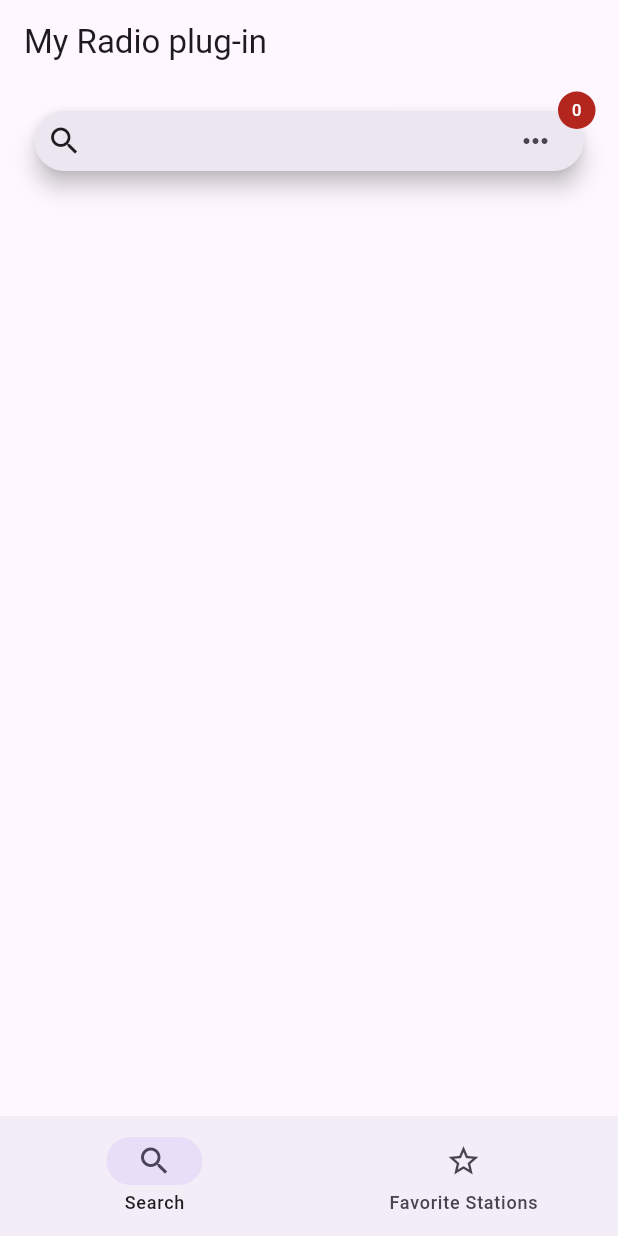
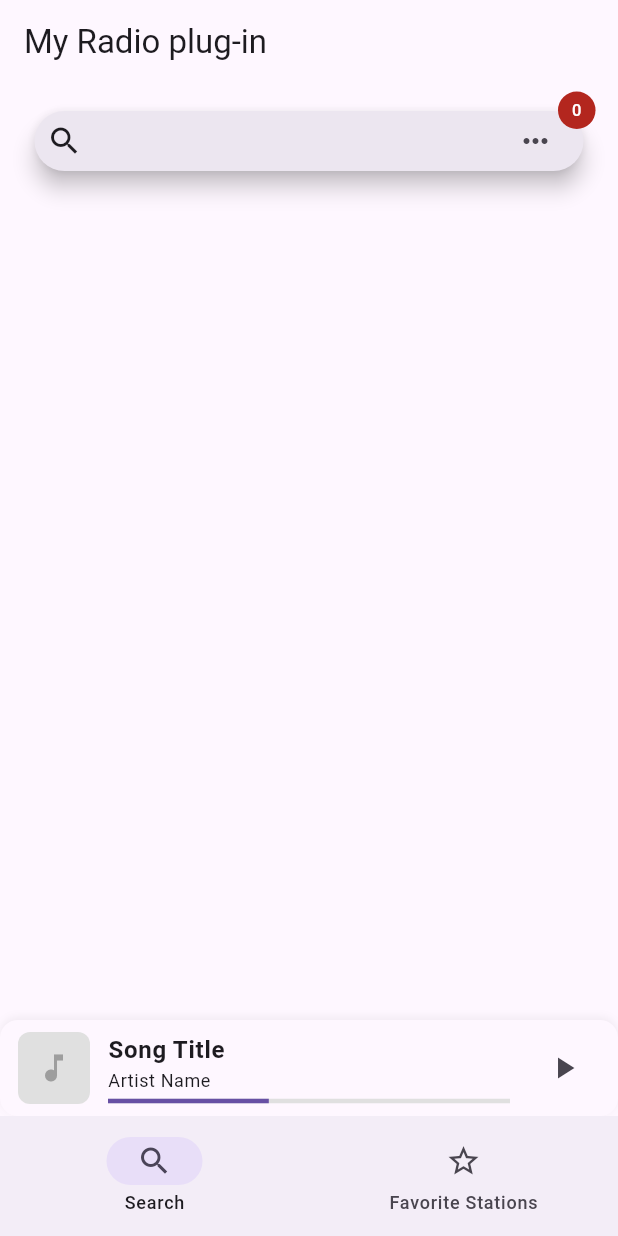
Before and after one commit to enricmacias/radio_star, a Flutter app: the screen it shows after launch, on a phone screen of 412 x 824 dp. Run offline on Flutter 3.47's test engine with Material 3 defaults, Android fonts, the phone set to English and light mode, and no system bars; our stand-ins replace flutter_riverpod, riverpod_annotation; missing offline and left inert: flutter_my_radio; generated files the repository leaves out were written again.

Commit message:
Create MiniPlayerView

```diff
--- /dev/null
+++ b/lib/views/home/home_view.dart
@@ -0,0 +1,57 @@
+import 'package:flutter/material.dart';
+import 'package:flutter_riverpod/flutter_riverpod.dart';
+import 'package:radio_star/views/favorite_view.dart';
+import 'package:radio_star/views/search_view.dart';
+import 'package:riverpod_annotation/riverpod_annotation.dart';
+
+import 'mini_player_view.dart';
+
+part 'home_view.g.dart';
+
+@riverpod
+class PageIndex extends _$PageIndex {
+  @override
+  int build() => 0;
+
+  void onDestinationSelected(int index) {
+    state = index;
+  }
+}
+
+class HomeView extends ConsumerWidget {
+  const HomeView({super.key});
+
+  @override
+  Widget build(BuildContext context, WidgetRef ref) {
+    int pageIndex = ref.watch(pageIndexProvider);
+
+    return Scaffold(
+      bottomNavigationBar: Column(
+        mainAxisSize: MainAxisSize.min,
+        mainAxisAlignment: MainAxisAlignment.end,
+        children: <Widget>[
+          MiniPlayerView(),
+          NavigationBar(
+            onDestinationSelected: (int index) {
+              ref.read(pageIndexProvider.notifier).onDestinationSelected(index);
+            },
+            selectedIndex: pageIndex,
+            destinations: const <Widget>[
+              NavigationDestination(
+                selectedIcon: Icon(Icons.search),
+                icon: Icon(Icons.search_outlined),
+                label: 'Search',
+              ),
+              NavigationDestination(
+                selectedIcon: Icon(Icons.star),
+                icon: Icon(Icons.star_outline),
+                label: 'Favorite Stations',
+              ),
+            ],
+          ),
+        ],
+      ),
+      body: <Widget>[SearchView(), FavoriteView()][pageIndex],
+    );
+  }
+}
--- /dev/null
+++ b/lib/views/home/mini_player_view.dart
@@ -0,0 +1,78 @@
+import 'package:flutter/material.dart';
+import 'package:flutter_riverpod/flutter_riverpod.dart';
+
+class MiniPlayerView extends ConsumerWidget {
+  const MiniPlayerView({super.key});
+
+  @override
+  Widget build(BuildContext context, WidgetRef ref) {
+    return Container(
+      padding: const EdgeInsets.symmetric(horizontal: 12, vertical: 8),
+      decoration: BoxDecoration(
+        color: Theme.of(context).colorScheme.surface,
+        boxShadow: [
+          BoxShadow(
+            color: Colors.black.withOpacity(0.05),
+            blurRadius: 4,
+            offset: const Offset(0, -2),
+          ),
+        ],
+        borderRadius: const BorderRadius.all(Radius.circular(12)),
+      ),
+      child: Row(
+        children: [
+          // Album Art Placeholder
+          ClipRRect(
+            borderRadius: BorderRadius.circular(8),
+            child: Container(
+              width: 48,
+              height: 48,
+              color: Colors.grey[300],
+              child: const Icon(Icons.music_note, color: Colors.grey),
+            ),
+          ),
+          const SizedBox(width: 12),
+          // Song Info
+          Expanded(
+            child: Column(
+              crossAxisAlignment: CrossAxisAlignment.start,
+              mainAxisSize: MainAxisSize.min,
+              children: [
+                Text(
+                  'Song Title',
+                  style: Theme.of(
+                    context,
+                  ).textTheme.bodyLarge?.copyWith(fontWeight: FontWeight.bold),
+                  overflow: TextOverflow.ellipsis,
+                ),
+                Text(
+                  'Artist Name',
+                  style: Theme.of(context).textTheme.bodySmall,
+                  overflow: TextOverflow.ellipsis,
+                ),
+                const SizedBox(height: 4),
+                // Progress Bar
+                LinearProgressIndicator(
+                  value: 0.4, // Example progress
+                  minHeight: 3,
+                  backgroundColor: Colors.grey[300],
+                  valueColor: AlwaysStoppedAnimation<Color>(
+                    Theme.of(context).colorScheme.primary,
+                  ),
+                ),
+              ],
+            ),
+          ),
+          const SizedBox(width: 12),
+          // Play/Pause Button
+          IconButton(
+            icon: const Icon(Icons.play_arrow),
+            onPressed: () {
+              // TODO: Implement play/pause logic
+            },
+          ),
+        ],
+      ),
+    );
+  }
+}
--- a/lib/views/home_view.dart
+++ /dev/null
@@ -1,51 +0,0 @@
-import 'package:flutter/material.dart';
-import 'package:flutter_riverpod/flutter_riverpod.dart';
-import 'package:radio_star/views/favorite_view.dart';
-import 'package:radio_star/views/search_view.dart';
-import 'package:riverpod_annotation/riverpod_annotation.dart';
-
-part 'home_view.g.dart';
-
-@riverpod
-class PageIndex extends _$PageIndex {
-  @override
-  int build() => 0;
-
-  void onDestinationSelected(int index) {
-    state = index;
-  }
-}
-
-class HomeView extends ConsumerWidget {
-  const HomeView({super.key});
-
-  @override
-  Widget build(BuildContext context, WidgetRef ref) {
-    int pageIndex = ref.watch(pageIndexProvider);
-
-    return Scaffold(
-        bottomNavigationBar: NavigationBar(
-          onDestinationSelected: (int index) {
-          ref.read(pageIndexProvider.notifier).onDestinationSelected(index);
-        },
-        selectedIndex: pageIndex,
-        destinations: const <Widget>[
-          NavigationDestination(
-            selectedIcon: Icon(Icons.search),
-            icon: Icon(Icons.search_outlined),
-            label: 'Search',
-          ),
-          NavigationDestination(
-            selectedIcon: Icon(Icons.star),
-            icon: Icon(Icons.star_outline),
-            label: 'Favorite Stations',
-          ),
-        ]),
-        body:
-          <Widget>[
-            SearchView(),
-            FavoriteView(),
-            ][pageIndex],
-      );
-    }
-}
```
Also changed, not shown: lib/main.dart (+2 -8 lines), lib/views/home/home_view.g.dart (renamed from lib/views/home_view.g.dart).
